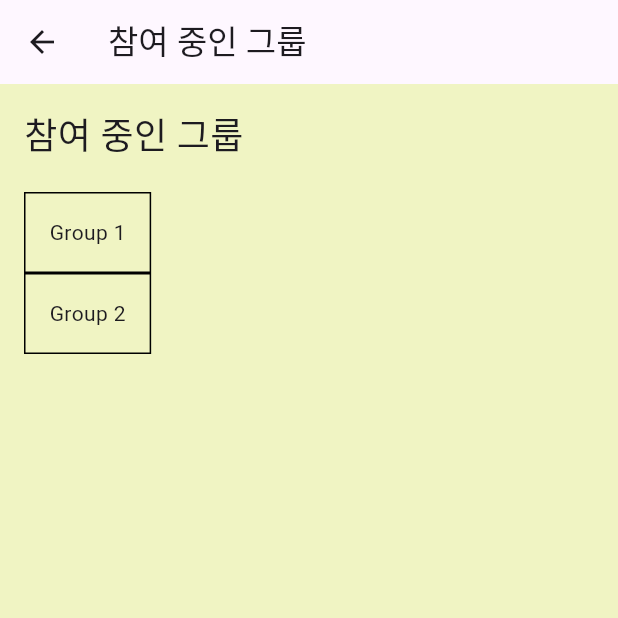
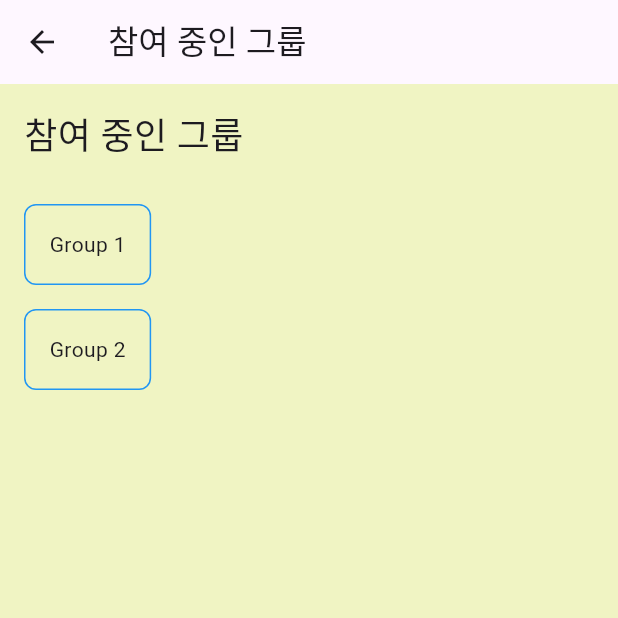
Before and after one commit to Nymmpy/nymmp_front, a Flutter app: the MainPage screen opened by its route, on a phone screen of 412 x 824 dp, the top half of it. Run offline on Flutter 3.47's test engine with Material 3 defaults, Android fonts, the phone set to English and light mode, and no system bars.

Commit message:
feat: 무ㅓ라도 뜸

```diff
--- a/lib/components/group_tap.dart
+++ b/lib/components/group_tap.dart
@@ -1,4 +1,4 @@
-import "package:flutter/material.dart";
+import 'package:flutter/material.dart';
 
 class GroupTap extends StatelessWidget {
   final int groupId;
@@ -7,12 +7,19 @@ class GroupTap extends StatelessWidget {
 
   @override
   Widget build(BuildContext context) {
-    return Container(
-      padding: EdgeInsets.all(16.0),
-      decoration: BoxDecoration(
-        border: Border.all(color: Colors.black),
+    return GestureDetector(
+      onTap: () {
+        Navigator.pushNamed(context, '/group/', arguments: groupId);
+      },
+      child: Container(
+        padding: EdgeInsets.all(16.0),
+        margin: EdgeInsets.symmetric(vertical: 8.0),
+        decoration: BoxDecoration(
+          border: Border.all(color: Colors.blue),
+          borderRadius: BorderRadius.circular(8.0),
+        ),
+        child: Text('Group $groupId'),
       ),
-      child: Text('Group $groupId'),
     );
   }
 }
```
Also changed, not shown: lib/components/login.dart (+23 -1 lines).
